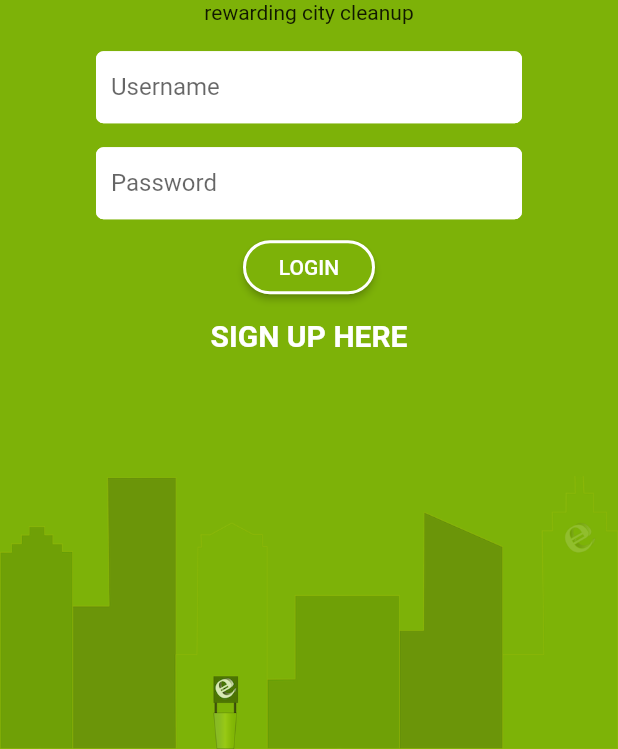
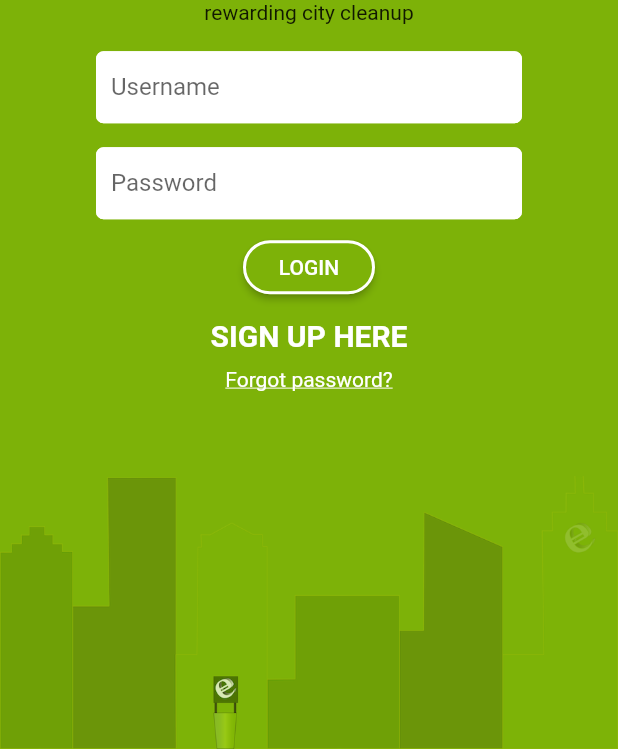
Before and after one commit to haidar786/Flutter, a Flutter app: the screen it shows after launch, on a phone screen of 412 x 824 dp, the part 487-1236 px from its top. Run offline on Flutter 3.47's test engine with Material 2 defaults, Android fonts, the phone set to English and light mode, and no system bars; our stand-ins replace cached_network_image, camera, location, shared_preferences, sqflite; accounts and stored records are empty; Roboto replaces fonts that are missing (Montserrat).

Commit message:
add forgot password link

```diff
--- a/lib/screens/login/login_screen.dart
+++ b/lib/screens/login/login_screen.dart
@@ -7,6 +7,8 @@ import 'package:emrals/models/user.dart';
 import 'package:emrals/screens/login/login_screen_presenter.dart';
 import 'package:shared_preferences/shared_preferences.dart';
 import 'package:emrals/styles.dart';
+import 'package:flutter/services.dart';
+import 'package:url_launcher/url_launcher.dart';
 
 class LoginScreen extends StatefulWidget {
   @override
@@ -25,6 +27,14 @@ class LoginScreenState extends State<LoginScreen>
   String _password, _username;
 
   LoginScreenPresenter _presenter;
+
+  launchURL(url) async {
+    if (await canLaunch(url)) {
+      await launch(url);
+    } else {
+      throw 'Could not launch $url';
+    }
+  }
 
   LoginScreenState() {
     _presenter = new LoginScreenPresenter(this);
@@ -155,6 +165,18 @@ class LoginScreenState extends State<LoginScreen>
             ),
           ),
         ),
+        SizedBox(
+          height: 10,
+        ),
+        InkWell(
+          child: new Text(
+            "Forgot password?",
+            style: new TextStyle(
+                color: Colors.white, decoration: TextDecoration.underline),
+          ),
+          onTap: () =>
+              launchURL('https://www.emrals.com/accounts/password/reset'),
+        ),
       ],
       crossAxisAlignment: CrossAxisAlignment.center,
     );
--- a/pubspec.yaml
+++ b/pubspec.yaml
@@ -18,6 +18,7 @@ dependencies:
   camera:
   cached_network_image:
   location:
+  url_launcher:
 
 
 dev_dependencies:
```
